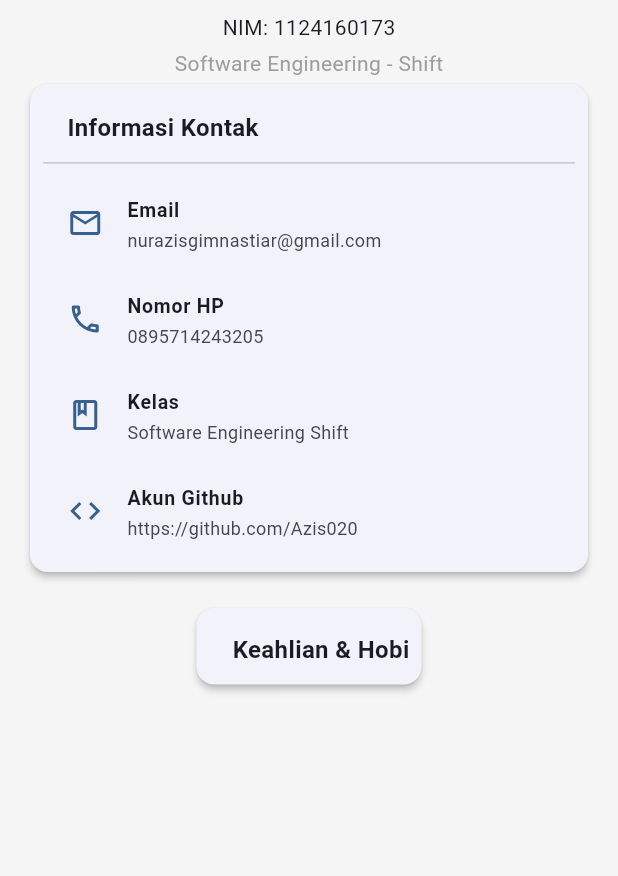
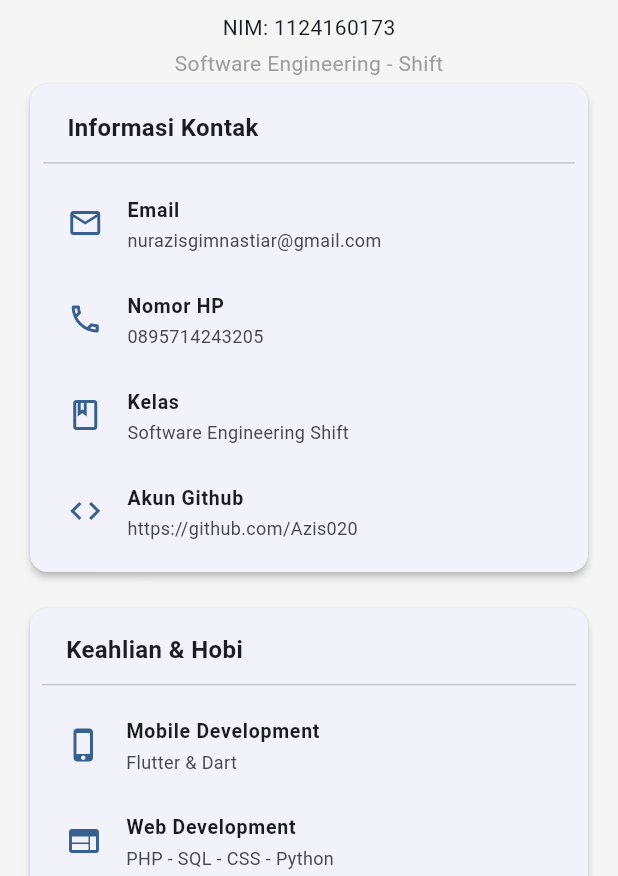
Before and after one commit to Azis020/uts-pml-1124160173, a Flutter app: the screen it shows after launch, on a phone screen of 412 x 824 dp, the part 360-1236 px from its top. Run offline on Flutter 3.47's test engine with Material 3 defaults, Android fonts, the phone set to English and light mode, and no system bars.

```diff
--- a/lib/main.dart
+++ b/lib/main.dart
@@ -155,6 +155,22 @@ class ProfilePages extends StatelessWidget {
                               ),
                             ),
                             ),
+                            Divider(),
+                            InfoTile(
+                            icon: Icons.phone_iphone,
+                            label: 'Mobile Development',
+                            value: 'Flutter & Dart',
+                            ),
+                            InfoTile(
+                            icon: Icons.web,
+                            label: 'Web Development',
+                            value: 'PHP - SQL - CSS - Python',
+                            ),
+                            InfoTile(
+                            icon: Icons.sports_soccer_outlined,
+                            label: 'Hobi',
+                            value: 'Futsal & Badminton',
+                            ),
                         ],
                       ),
                       ),
```
